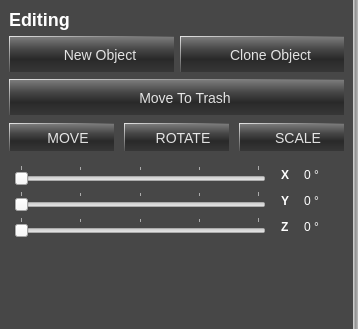
Before: the Qt Designer form WorldBuildingModule/ui/ObjectManipulationsWidget.ui in realXtend/tundra, drawn with Qt 5.
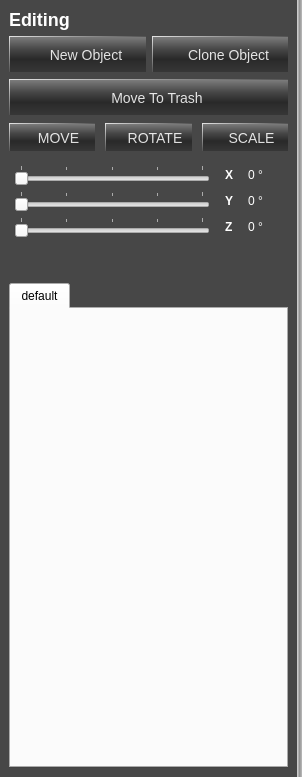
After: the same form once the commit is applied. Icons and pictures are not drawn.

What changed in the file:
```diff
--- a/WorldBuildingModule/ui/ObjectManipulationsWidget.ui
+++ b/WorldBuildingModule/ui/ObjectManipulationsWidget.ui
@@ -6,8 +6,8 @@
    <rect>
     <x>0</x>
     <y>0</y>
-    <width>358</width>
-    <height>329</height>
+    <width>302</width>
+    <height>777</height>
    </rect>
   </property>
   <property name="minimumSize">
@@ -147,8 +147,8 @@
          <rect>
           <x>0</x>
           <y>0</y>
-          <width>351</width>
-          <height>327</height>
+          <width>295</width>
+          <height>775</height>
          </rect>
         </property>
         <layout class="QVBoxLayout" name="verticalLayout_2">
@@ -555,14 +555,29 @@
              <property name="orientation">
               <enum>Qt::Vertical</enum>
              </property>
+             <property name="sizeType">
+              <enum>QSizePolicy::Fixed</enum>
+             </property>
              <property name="sizeHint" stdset="0">
               <size>
-               <width>20</width>
-               <height>40</height>
+               <width>1</width>
+               <height>30</height>
               </size>
              </property>
             </spacer>
            </item>
+           <item>
+            <widget class="QTabWidget" name="tab_widget">
+             <property name="currentIndex">
+              <number>0</number>
+             </property>
+             <widget class="QWidget" name="tab">
+              <attribute name="title">
+               <string>default</string>
+              </attribute>
+             </widget>
+            </widget>
+           </item>
           </layout>
          </item>
         </layout>
```
